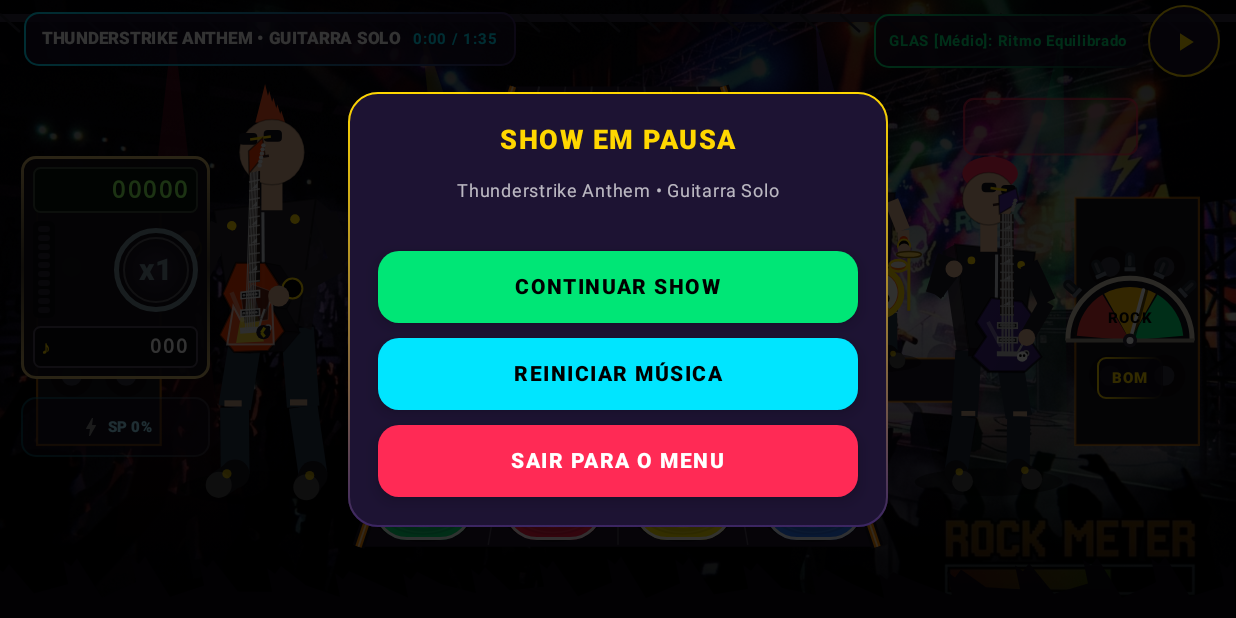
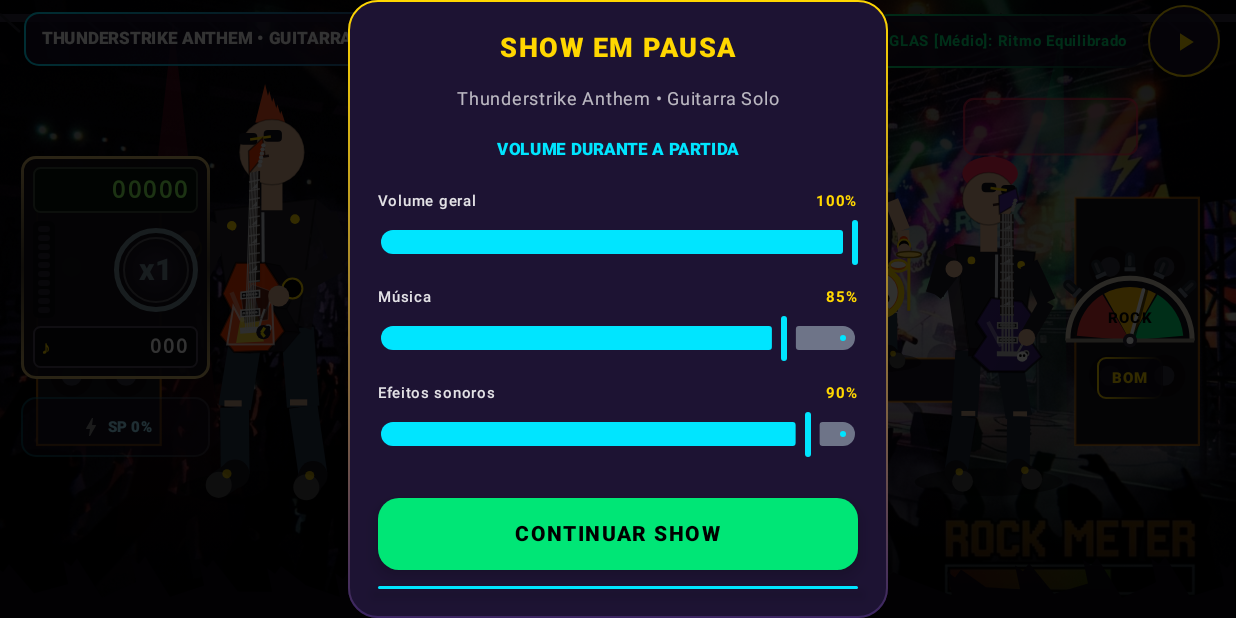
Before and after one commit to romulomarianoseverino-bit/GUITAR-LEGENDS-APP, an Android app built with Jetpack Compose: the composable LiveStageGameplayScreen shown on its own in the app's theme, after a tap on "Pausa", on a phone screen of 824 x 412 dp (held sideways). Run offline under Robolectric (Android 15) with nearby library versions, the phone set to English and light mode, and no system bars; our stand-ins replace Firebase (no records; nobody signed in at launch, a user with empty details on screens opened directly); 3 statements that could not run were skipped.

Commit message:
Adicionar mixer de volume ao menu de pausa da partida

```diff
--- a/app/src/main/java/com/example/guitarlegends/ui/screens/LiveStageGameplayScreen.kt
+++ b/app/src/main/java/com/example/guitarlegends/ui/screens/LiveStageGameplayScreen.kt
@@ -65,6 +65,7 @@ fun LiveStageGameplayScreen(viewModel: GameViewModel) {
     val activeFretLanes by viewModel.activeFretLanes.collectAsState()
     val isPaused by viewModel.isPaused.collectAsState()
     val stats by viewModel.playerStats.collectAsState()
+    val pauseAudioSettings = stats.studioProfile.audioSettings
     val controllerInfo by viewModel.controllerInfo.collectAsState()
     val mpRoom by viewModel.multiplayerRoom.collectAsState()
     val mpParticipants by viewModel.multiplayerParticipants.collectAsState()
@@ -499,6 +500,34 @@ fun LiveStageGameplayScreen(viewModel: GameViewModel) {
                             fontSize = 12.sp
                         )
 
+                        Text(
+                            text = "VOLUME DURANTE A PARTIDA",
+                            color = RockAccentCyan,
+                            fontWeight = FontWeight.Black,
+                            fontSize = 11.sp
+                        )
+                        PauseVolumeSlider(
+                            label = "Volume geral",
+                            value = pauseAudioSettings.masterVolume,
+                            testTag = "pause_volume_master"
+                        ) { value ->
+                            viewModel.updateAudioSettings(pauseAudioSettings.copy(masterVolume = value))
+                        }
+                        PauseVolumeSlider(
+                            label = "Música",
+                            value = pauseAudioSettings.musicVolume,
+                            testTag = "pause_volume_music"
+                        ) { value ->
+                            viewModel.updateAudioSettings(pauseAudioSettings.copy(musicVolume = value))
+                        }
+                        PauseVolumeSlider(
+                            label = "Efeitos sonoros",
+                            value = pauseAudioSettings.gameplaySfxVolume,
+                            testTag = "pause_volume_effects"
+                        ) { value ->
+                            viewModel.updateAudioSettings(pauseAudioSettings.copy(gameplaySfxVolume = value, stageFxVolume = value))
+                        }
+
                         Spacer(modifier = Modifier.height(8.dp))
 
                         RockButton(
@@ -534,6 +563,32 @@ fun LiveStageGameplayScreen(viewModel: GameViewModel) {
                 }
             }
         }
+    }
+}
+
+@Composable
+private fun PauseVolumeSlider(
+    label: String,
+    value: Float,
+    testTag: String,
+    onValueChange: (Float) -> Unit
+) {
+    Column(modifier = Modifier.fillMaxWidth()) {
+        Row(
+            modifier = Modifier.fillMaxWidth(),
+            horizontalArrangement = Arrangement.SpaceBetween,
+            verticalAlignment = Alignment.CenterVertically
+        ) {
+            Text(text = label, color = Color.White.copy(alpha = 0.88f), fontSize = 10.sp, fontWeight = FontWeight.SemiBold)
+            Text(text = "${(value * 100).toInt()}%", color = RockAccentGold, fontSize = 10.sp, fontWeight = FontWeight.Bold)
+        }
+        Slider(
+            value = value.coerceIn(0f, 1f),
+            onValueChange = onValueChange,
+            valueRange = 0f..1f,
+            modifier = Modifier.fillMaxWidth().height(30.dp).testTag(testTag),
+            colors = SliderDefaults.colors(thumbColor = RockAccentCyan, activeTrackColor = RockAccentCyan)
+        )
     }
 }
 
```
